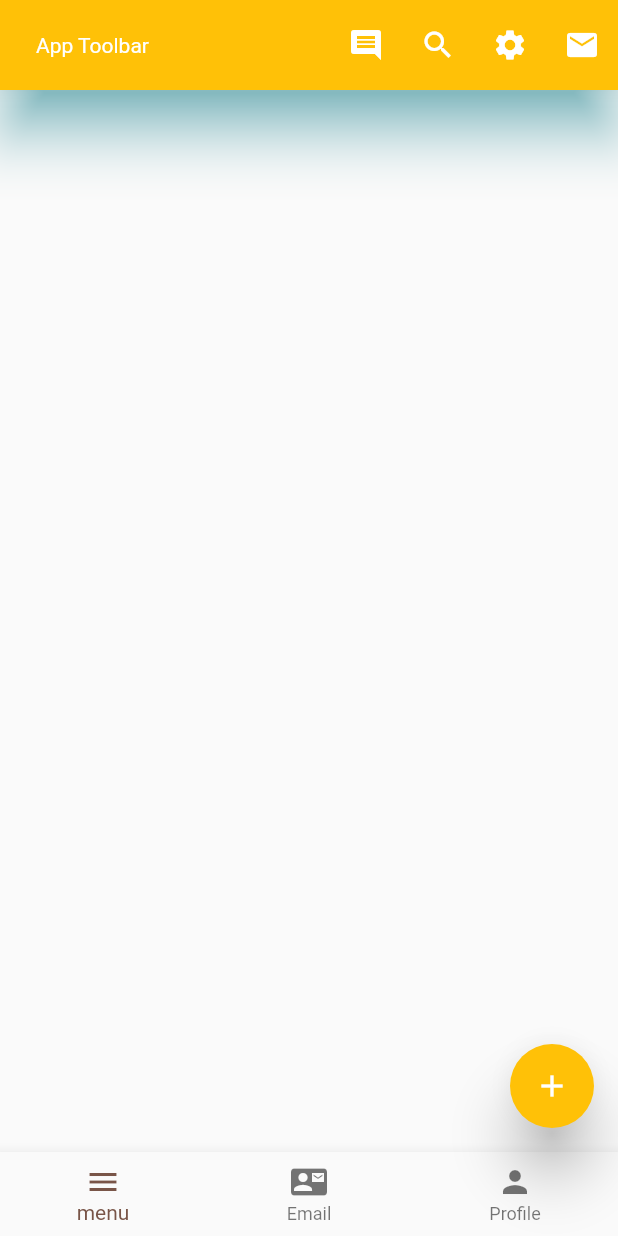
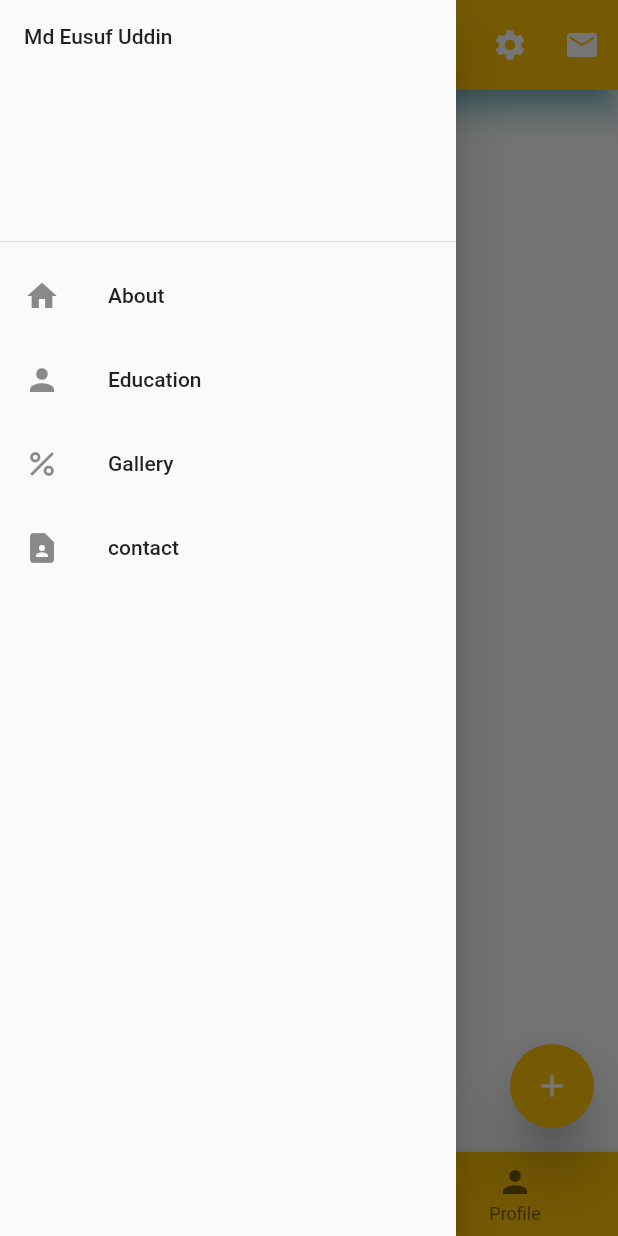
Before and after one commit to EusufUddin8926/test_project, a Flutter app: the screen it shows after launch, with the side drawer open (before the commit the screen has no drawer), on a phone screen of 412 x 824 dp. Run offline on Flutter 3.47's test engine with Material 2 defaults, Android fonts, the phone set to English and light mode, and no system bars.

Commit message:
Add drawer

```diff
--- a/lib/main.dart
+++ b/lib/main.dart
@@ -22,10 +22,8 @@ class HomeScreen extends StatelessWidget {
   const HomeScreen({super.key});
 
   mySnackbar(message, context) {
-  return  ScaffoldMessenger.of(context).showSnackBar(
-        SnackBar(content: Text(message))
-
-    );
+    return ScaffoldMessenger.of(context)
+        .showSnackBar(SnackBar(content: Text(message)));
   }
 
   @override
@@ -37,40 +35,95 @@ class HomeScreen extends StatelessWidget {
         titleTextStyle: TextStyle(color: Colors.white),
         backgroundColor: Colors.amber,
         shadowColor: Colors.cyan,
-        elevation: 16,
+        elevation: 8,
         toolbarHeight: 60,
         actions: [
-          IconButton(onPressed: () {mySnackbar("I am Comments", context);}, icon: const Icon(Icons.comment)),
-          IconButton(onPressed: () {mySnackbar("I am Search", context);}, icon: const Icon(Icons.search)),
-          IconButton(onPressed: () {mySnackbar("I am Settings", context);}, icon: const Icon(Icons.settings)),
-          IconButton(onPressed: () {mySnackbar("I am Email", context);}, icon: const Icon(Icons.email)),
+          IconButton(
+              onPressed: () {
+                mySnackbar("I am Comments", context);
+              },
+              icon: const Icon(Icons.comment)),
+          IconButton(
+              onPressed: () {
+                mySnackbar("I am Search", context);
+              },
+              icon: const Icon(Icons.search)),
+          IconButton(
+              onPressed: () {
+                mySnackbar("I am Settings", context);
+              },
+              icon: const Icon(Icons.settings)),
+          IconButton(
+              onPressed: () {
+                mySnackbar("I am Email", context);
+              },
+              icon: const Icon(Icons.email)),
         ],
       ),
       floatingActionButton: FloatingActionButton(
         elevation: 16,
         backgroundColor: Colors.amber,
         child: Icon(Icons.add),
-        onPressed: (){mySnackbar("Float button clicked", context);},
+        onPressed: () {
+          mySnackbar("Float button clicked", context);
+        },
       ),
       bottomNavigationBar: BottomNavigationBar(
         currentIndex: 0,
+        backgroundColor: Colors.amber,
         items: [
           BottomNavigationBarItem(icon: Icon(Icons.menu), label: "menu"),
-          BottomNavigationBarItem(icon: Icon(Icons.contact_mail), label: "Email"),
+          BottomNavigationBarItem(
+              icon: Icon(Icons.contact_mail), label: "Email"),
           BottomNavigationBarItem(icon: Icon(Icons.person), label: "Profile")
         ],
-        onTap: (int index){
-          if(index==0){
+        onTap: (int index) {
+          if (index == 0) {
             mySnackbar("I am Botton tab menu.", context);
           }
-          if(index==1){
+          if (index == 1) {
             mySnackbar("I am Botton tab mail.", context);
           }
-          if(index==2){
+          if (index == 2) {
             mySnackbar("I am Botton tab person.", context);
           }
         },
       ),
+      drawer: Drawer(
+        child: ListView(
+          children: [
+            DrawerHeader(child: Text("Md Eusuf Uddin")),
+            ListTile(
+              title: Text("About"),
+              leading: Icon(Icons.home),
+              onTap: () {
+                mySnackbar("About", context);
+              },
+            ),
+            ListTile(
+              title: Text("Education"),
+              leading: Icon(Icons.person),
+              onTap: () {
+                mySnackbar("Education", context);
+              },
+            ),
+            ListTile(
+              title: Text("Gallery"),
+              leading: Icon(Icons.percent),
+              onTap: () {
+                mySnackbar("Gallery", context);
+              },
+            ),
+            ListTile(
+              title: Text("contact"),
+              leading: Icon(Icons.contact_page),
+              onTap: () {
+                mySnackbar("contact", context);
+              },
+            ),
+          ],
+        ),
+      ),
     );
   }
 }
```
